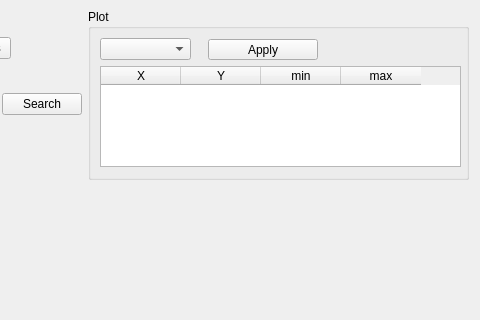
The window that src/gui/wavegendialog.ui (CompEphys-team/rtdo) describes before a commit, drawn with Qt 5; both pictures show x 323 to 803 and y 0 to 320 of the 803 by 541 pixel window.
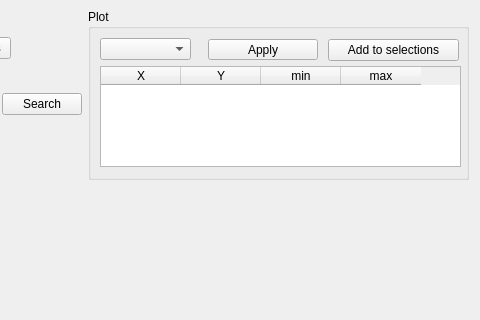
The same window after the commit. Custom widgets are drawn as their Qt base class.

Commit message: Added WavegenDialog::Selection, refactored selection away from replot

Diff of the .ui file:
```diff
--- a/src/gui/wavegendialog.ui
+++ b/src/gui/wavegendialog.ui
@@ -182,6 +182,19 @@
      </property>
     </column>
    </widget>
+   <widget class="QPushButton" name="btnAddToSel">
+    <property name="geometry">
+     <rect>
+      <x>240</x>
+      <y>30</y>
+      <width>131</width>
+      <height>22</height>
+     </rect>
+    </property>
+    <property name="text">
+     <string>Add to selections</string>
+    </property>
+   </widget>
   </widget>
  </widget>
  <customwidgets>
```
The commit also changes 2 other files.
